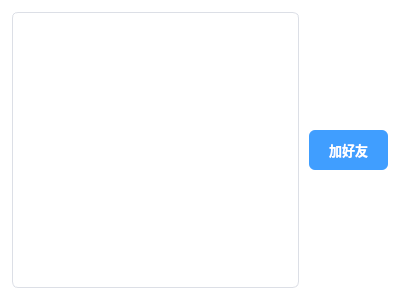
First picture: the form in tcpClient/forms/online.ui, repository knightxunxi/clouddisk, before the edit.
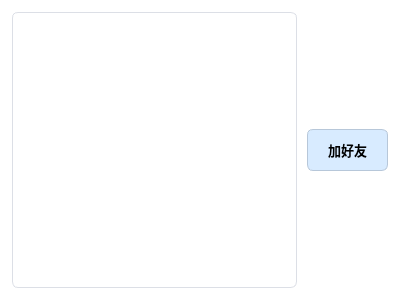
Second picture: the form after the edit.

Diff of the .ui file:
```diff
--- a/tcpClient/forms/online.ui
+++ b/tcpClient/forms/online.ui
@@ -16,6 +16,7 @@
   <property name="styleSheet">
    <string notr="true">QWidget#Online {
     background-color: #ffffff;
+    color: #000000;
 }</string>
   </property>
   <layout class="QVBoxLayout" name="verticalLayout_2">
@@ -55,7 +56,7 @@
 }
 QListWidget::item:selected {
     background-color: #ecf5ff;
-    color: #409eff;
+    color: #000000;
 }
 QListWidget::item:hover:!selected {
     background-color: #f5f7fa;
@@ -90,10 +91,10 @@
          <property name="styleSheet">
           <string notr="true">QPushButton {
     padding: 10px 20px;
-    border: none;
+    border: 1px solid #b7c7d9;
     border-radius: 6px;
-    background-color: #409eff;
-    color: #ffffff;
+    background-color: #d8ebff;
+    color: #000000;
     font-size: 13px;
     font-weight: bold;
     min-height: 18px;
```
Left out of the diff: 4 changed lines with no effect on the pictures.
